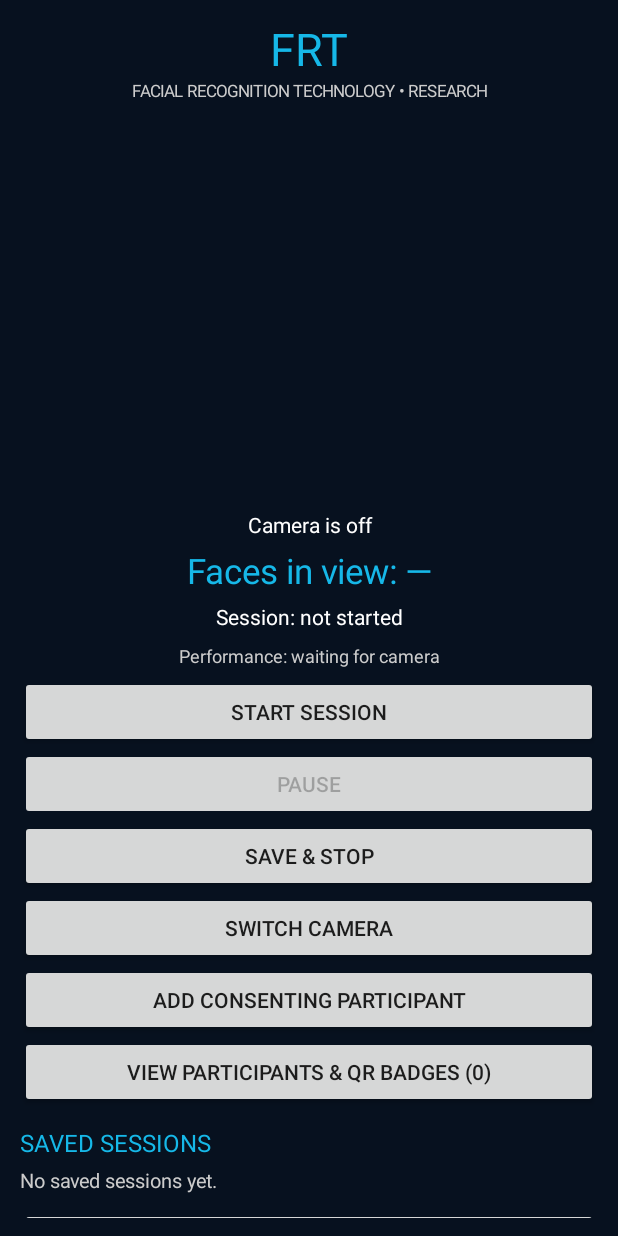
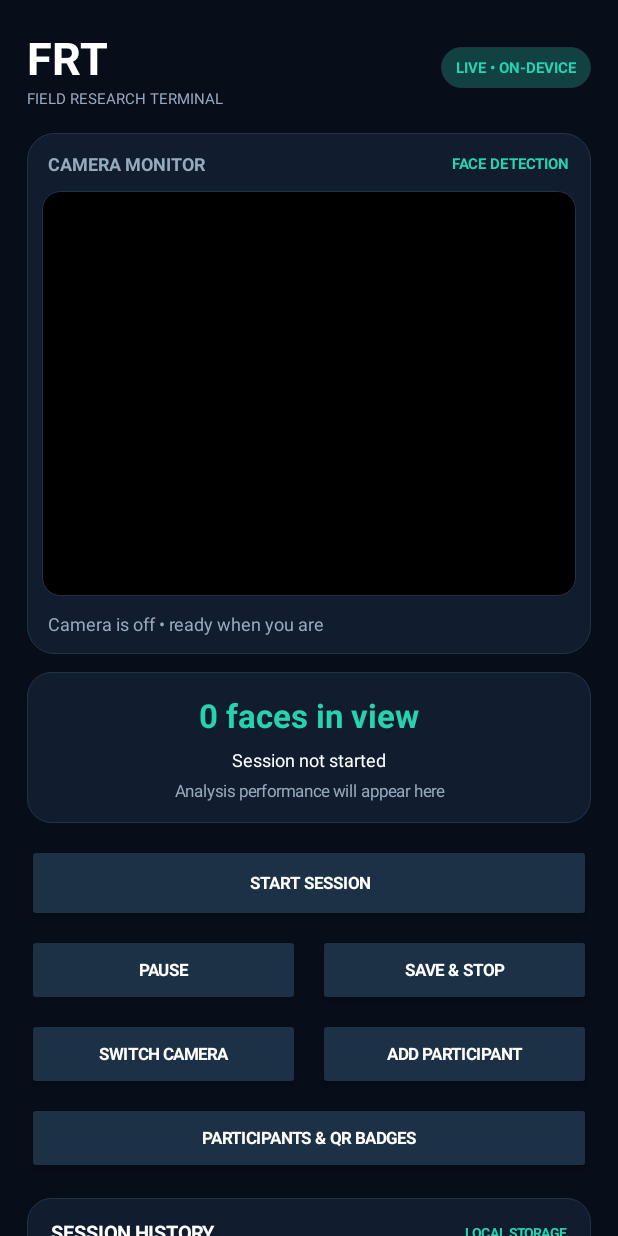
Before and after one commit to killbo95/FRT, an Android app: the screen it shows after launch (MainActivity), on a phone screen of 412 x 824 dp. Run offline under Robolectric (Android 15) with nearby library versions, the phone set to English and light mode, and no system bars; libraries missing offline, so code that uses them is left out: androidx.camera.core, androidx.camera.lifecycle, androidx.camera.view, com.google.mlkit.vision; 2 statements that could not run were skipped.

Commit message:
Redesign FRT research dashboard with cleaner camera and session panels

```diff
--- a/app/src/main/java/com/frt/research/MainActivity.kt
+++ b/app/src/main/java/com/frt/research/MainActivity.kt
@@ -108,49 +108,92 @@ class MainActivity : AppCompatActivity() {
     }
 
     private fun buildInterface() {
+        val bg = android.graphics.Color.rgb(7, 13, 25)
+        val surface = android.graphics.Color.rgb(17, 29, 47)
+        val muted = android.graphics.Color.rgb(151, 169, 190)
+        val accent = android.graphics.Color.rgb(39, 210, 177)
+
         val root = LinearLayout(this).apply {
             orientation = LinearLayout.VERTICAL
-            setPadding(20, 18, 20, 18)
-            setBackgroundColor(android.graphics.Color.rgb(7, 17, 31))
+            setBackgroundColor(bg)
         }
-        val scroll = ScrollView(this)
+        val scroll = ScrollView(this).apply { isFillViewport = true }
         val content = LinearLayout(this).apply {
             orientation = LinearLayout.VERTICAL
+            setPadding(dp(18), dp(18), dp(18), dp(28))
         }
-        val title = TextView(this).apply {
-            text = "FRT"
-            textSize = 30f
-            setTextColor(android.graphics.Color.rgb(22, 184, 232))
-            gravity = Gravity.CENTER
+
+        val header = LinearLayout(this).apply {
+            orientation = LinearLayout.HORIZONTAL
+            gravity = Gravity.CENTER_VERTICAL
+            setPadding(0, 0, 0, dp(16))
         }
-        val subtitle = TextView(this).apply {
-            text = "FACIAL RECOGNITION TECHNOLOGY • RESEARCH"
-            textSize = 11f
-            setTextColor(android.graphics.Color.LTGRAY)
-            gravity = Gravity.CENTER
-            setPadding(0, 0, 0, 12)
+        val brand = LinearLayout(this).apply { orientation = LinearLayout.VERTICAL; layoutParams = LinearLayout.LayoutParams(0, -2, 1f) }
+        brand.addView(makeText("FRT", 30f, android.graphics.Color.WHITE).apply { typeface = android.graphics.Typeface.DEFAULT_BOLD })
+        brand.addView(makeText("FIELD RESEARCH TERMINAL", 10f, muted))
+        val version = TextView(this).apply {
+            text = "LIVE • ON-DEVICE"
+            textSize = 10f
+            typeface = android.graphics.Typeface.DEFAULT_BOLD
+            setTextColor(accent)
+            setPadding(dp(10), dp(7), dp(10), dp(7))
+            background = rounded(android.graphics.Color.rgb(18, 65, 66), 18)
         }
+        header.addView(brand)
+        header.addView(version)
+        content.addView(header)
+
+        val cameraCard = LinearLayout(this).apply {
+            orientation = LinearLayout.VERTICAL
+            setPadding(dp(10), dp(10), dp(10), dp(10))
+            background = rounded(surface, 18)
+        }
+        val cameraHeader = LinearLayout(this).apply {
+            orientation = LinearLayout.HORIZONTAL
+            gravity = Gravity.CENTER_VERTICAL
+            setPadding(dp(4), dp(2), dp(4), dp(10))
+        }
+        cameraHeader.addView(makeText("CAMERA MONITOR", 12f, muted).apply { typeface = android.graphics.Typeface.DEFAULT_BOLD; layoutParams = LinearLayout.LayoutParams(0, -2, 1f) })
+        cameraHeader.addView(makeText("FACE DETECTION", 10f, accent).apply { typeface = android.graphics.Typeface.DEFAULT_BOLD })
+        cameraCard.addView(cameraHeader)
+
         previewView = PreviewView(this).apply {
             implementationMode = PreviewView.ImplementationMode.COMPATIBLE
         }
-        status = makeText("Camera is off", 14f, android.graphics.Color.WHITE).apply {
+        faceOverlay = FaceOverlayView(this)
+        val cameraContainer = FrameLayout(this).apply {
+            background = rounded(android.graphics.Color.BLACK, 12)
+            clipToOutline = true
+        }
+        cameraContainer.addView(previewView, FrameLayout.LayoutParams(-1, -1))
+        cameraContainer.addView(faceOverlay, FrameLayout.LayoutParams(-1, -1))
+        cameraCard.addView(cameraContainer, LinearLayout.LayoutParams(-1, dp(270)))
+        status = makeText("Camera is off • ready when you are", 12f, muted).apply {
+            setPadding(dp(4), dp(10), dp(4), dp(2))
+        }
+        cameraCard.addView(status)
+        content.addView(cameraCard)
+
+        val metrics = LinearLayout(this).apply {
+            orientation = LinearLayout.VERTICAL
+            setPadding(dp(16), dp(14), dp(16), dp(14))
+            background = rounded(surface, 16)
+            layoutParams = LinearLayout.LayoutParams(-1, -2).apply { topMargin = dp(12) }
+        }
+        liveCount = makeText("0 faces in view", 22f, accent).apply {
+            typeface = android.graphics.Typeface.DEFAULT_BOLD
             gravity = Gravity.CENTER
-            setPadding(0, 12, 0, 4)
         }
-        liveCount = makeText("Faces in view: —", 23f, android.graphics.Color.rgb(22, 184, 232)).apply {
+        sessionStats = makeText("Session not started", 12f, android.graphics.Color.WHITE).apply {
             gravity = Gravity.CENTER
-            setPadding(0, 4, 0, 4)
+            setPadding(0, dp(7), 0, dp(5))
         }
-        performanceStats = makeText("Performance: waiting for camera", 12f, android.graphics.Color.LTGRAY).apply {
-            gravity = Gravity.CENTER
-            setPadding(0, 0, 0, 8)
-        }
-        sessionStats = makeText("Session: not started", 14f, android.graphics.Color.WHITE).apply {
-            gravity = Gravity.CENTER
-            setPadding(0, 4, 0, 12)
-        }
+        performanceStats = makeText("Analysis performance will appear here", 11f, muted).apply { gravity = Gravity.CENTER }
+        metrics.addView(liveCount)
+        metrics.addView(sessionStats)
+        metrics.addView(performanceStats)
+        content.addView(metrics)
 
-        faceOverlay = FaceOverlayView(this)
         startButton = makeButton("START SESSION") { requestStart() }
         pauseButton = makeButton("PAUSE") { togglePause() }
         val stop = makeButton("SAVE & STOP") { finishSession("Session saved.") }
@@ -168,49 +211,57 @@ class MainActivity : AppCompatActivity() {
                     Toast.makeText(this, "History cleared.", Toast.LENGTH_SHORT).show()
                 }.show()
         }
+        val addParticipant = makeButton("ADD PARTICIPANT") { addParticipantDialog() }
+        val participantsButton = makeButton("PARTICIPANTS & QR BADGES") { showParticipants() }
 
-        val addParticipant = makeButton("ADD CONSENTING PARTICIPANT") { addParticipantDialog() }
-        val participantsButton = makeButton("VIEW PARTICIPANTS & QR BADGES (${savedParticipants.length()})") { showParticipants() }
-        val historyTitle = makeText("SAVED SESSIONS", 16f, android.graphics.Color.rgb(22, 184, 232)).apply {
-            setPadding(0, 18, 0, 8)
+        fun buttonRow(first: Button, second: Button) = LinearLayout(this).apply {
+            orientation = LinearLayout.HORIZONTAL
+            addView(first, LinearLayout.LayoutParams(0, dp(48), 1f).apply { marginEnd = dp(6) })
+            addView(second, LinearLayout.LayoutParams(0, dp(48), 1f).apply { marginStart = dp(6) })
         }
-        historyText = makeText("No saved sessions yet.", 13f, android.graphics.Color.LTGRAY).apply {
-            setPadding(0, 0, 0, 14)
+        content.addView(startButton, LinearLayout.LayoutParams(-1, dp(52)).apply { topMargin = dp(14) })
+        content.addView(buttonRow(pauseButton, stop), LinearLayout.LayoutParams(-1, -2).apply { topMargin = dp(8) })
+        content.addView(buttonRow(switch, addParticipant), LinearLayout.LayoutParams(-1, -2).apply { topMargin = dp(8) })
+        content.addView(participantsButton, LinearLayout.LayoutParams(-1, dp(48)).apply { topMargin = dp(8) })
+
+        val historyCard = LinearLayout(this).apply {
+            orientation = LinearLayout.VERTICAL
+            setPadding(dp(16), dp(14), dp(16), dp(14))
+            background = rounded(surface, 16)
+            layoutParams = LinearLayout.LayoutParams(-1, -2).apply { topMargin = dp(16) }
         }
+        val historyHeader = LinearLayout(this).apply { orientation = LinearLayout.HORIZONTAL; gravity = Gravity.CENTER_VERTICAL }
+        historyHeader.addView(makeText("SESSION HISTORY", 13f, android.graphics.Color.WHITE).apply {
+            typeface = android.graphics.Typeface.DEFAULT_BOLD
+            layoutParams = LinearLayout.LayoutParams(0, -2, 1f)
+        })
+        historyHeader.addView(makeText("LOCAL STORAGE", 9f, accent).apply { typeface = android.graphics.Typeface.DEFAULT_BOLD })
+        historyCard.addView(historyHeader)
+        historyText = makeText("No saved sessions yet.", 12f, muted).apply { setPadding(0, dp(12), 0, dp(10)) }
+        historyCard.addView(historyText)
+        historyCard.addView(buttonRow(export, clear))
+        content.addView(historyCard)
+
         val privacy = makeText(
-            "PRIVACY: Detection runs on this device. FRT saves session statistics only—not face photos, face templates, or identities. The camera runs only while this screen is active.",
-            12f, android.graphics.Color.LTGRAY
+            "PRIVACY FIRST  •  Face detection runs on this device. FRT stores session statistics and participant profiles, not face photos or biometric templates. Camera stops when you leave this screen.",
+            10f, muted
         ).apply {
             gravity = Gravity.CENTER
-            setPadding(4, 12, 4, 8)
+            setPadding(dp(8), dp(16), dp(8), dp(8))
         }
-
-        content.addView(title)
-        content.addView(subtitle)
-        val cameraContainer = FrameLayout(this)
-        cameraContainer.addView(previewView, FrameLayout.LayoutParams(-1, -1))
-        cameraContainer.addView(faceOverlay, FrameLayout.LayoutParams(-1, -1))
-        content.addView(cameraContainer, LinearLayout.LayoutParams(-1, dp(250)).apply { bottomMargin = dp(6) })
-        content.addView(status)
-        content.addView(liveCount)
-        content.addView(sessionStats)
-        content.addView(performanceStats)
-        content.addView(startButton)
-        content.addView(pauseButton)
-        content.addView(stop)
-        content.addView(switch)
-        content.addView(addParticipant)
-        content.addView(participantsButton)
-        content.addView(historyTitle)
-        content.addView(historyText)
-        content.addView(export)
-        content.addView(clear)
         content.addView(privacy)
         scroll.addView(content)
         root.addView(scroll, LinearLayout.LayoutParams(-1, 0, 1f))
         setContentView(root)
         pauseButton.isEnabled = false
     }
+
+    private fun rounded(color: Int, radius: Int): android.graphics.drawable.GradientDrawable =
+        android.graphics.drawable.GradientDrawable().apply {
+            setColor(color)
+            cornerRadius = dp(radius).toFloat()
+            setStroke(dp(1), android.graphics.Color.rgb(35, 52, 73))
+        }
 
     private fun makeText(value: String, size: Float, color: Int) = TextView(this).apply {
         text = value
@@ -221,6 +272,12 @@ class MainActivity : AppCompatActivity() {
     private fun makeButton(label: String, action: () -> Unit) = Button(this).apply {
         text = label
         isAllCaps = false
+        textSize = 11f
+        typeface = android.graphics.Typeface.DEFAULT_BOLD
+        setTextColor(android.graphics.Color.WHITE)
+        backgroundTintList = android.content.res.ColorStateList.valueOf(android.graphics.Color.rgb(29, 49, 70))
+        minHeight = dp(46)
+        setPadding(dp(8), 0, dp(8), 0)
         setOnClickListener { action() }
     }
 
```
